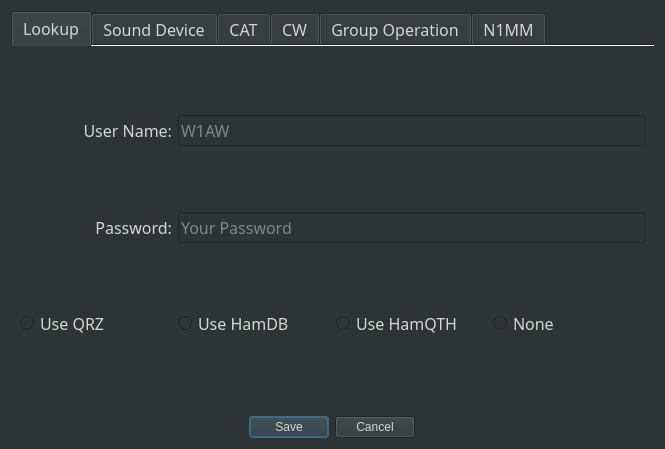
Above: not1mm/data/configuration.ui from mbridak/not1mm before the change. Below: the same form after it.
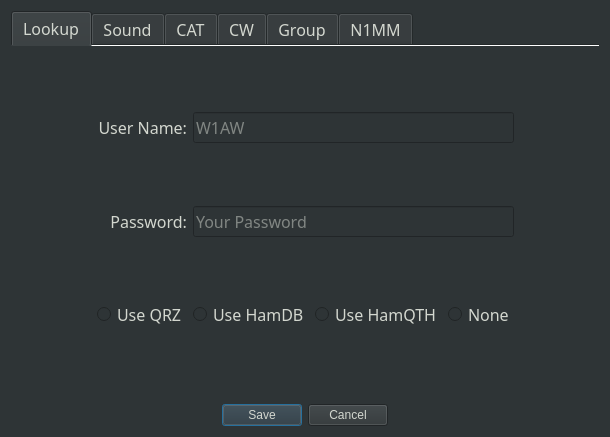
That is the form after the change. The open tabs and pages were chosen to show the change.

```diff
--- a/not1mm/data/configuration.ui
+++ b/not1mm/data/configuration.ui
@@ -6,8 +6,8 @@
    <rect>
     <x>0</x>
     <y>0</y>
-    <width>665</width>
-    <height>449</height>
+    <width>610</width>
+    <height>437</height>
    </rect>
   </property>
   <property name="font">
@@ -23,36 +23,7 @@
 color: rgb(211, 215, 207);</string>
   </property>
   <layout class="QGridLayout" name="gridLayout">
-   <item row="1" column="0" alignment="Qt::AlignHCenter">
-    <widget class="QDialogButtonBox" name="buttonBox">
-     <property name="sizePolicy">
-      <sizepolicy hsizetype="Maximum" vsizetype="Fixed">
-       <horstretch>0</horstretch>
-       <verstretch>0</verstretch>
-      </sizepolicy>
-     </property>
-     <property name="font">
-      <font>
-       <family>JetBrains Mono</family>
-       <pointsize>12</pointsize>
-       <bold>false</bold>
-      </font>
-     </property>
-     <property name="layoutDirection">
-      <enum>Qt::LeftToRight</enum>
-     </property>
-     <property name="orientation">
-      <enum>Qt::Horizontal</enum>
-     </property>
-     <property name="standardButtons">
-      <set>QDialogButtonBox::Cancel|QDialogButtonBox::Save</set>
-     </property>
-     <property name="centerButtons">
-      <bool>true</bool>
-     </property>
-    </widget>
-   </item>
-   <item row="0" column="0">
+   <item row="0" column="1">
     <widget class="QTabWidget" name="tabWidget">
      <property name="enabled">
       <bool>true</bool>
@@ -98,8 +69,27 @@
        <string>Lookup</string>
       </attribute>
       <layout class="QGridLayout" name="gridLayout_2">
-       <item row="0" column="0">
-        <widget class="QLabel" name="label">
+       <item row="2" column="4">
+        <widget class="QRadioButton" name="usehamqth_radioButton">
+         <property name="font">
+          <font>
+           <family>JetBrains Mono</family>
+           <pointsize>12</pointsize>
+          </font>
+         </property>
+         <property name="styleSheet">
+          <string notr="true"/>
+         </property>
+         <property name="text">
+          <string>Use HamQTH</string>
+         </property>
+         <attribute name="buttonGroup">
+          <string notr="true">buttonGroup_2</string>
+         </attribute>
+        </widget>
+       </item>
+       <item row="2" column="1">
+        <widget class="QRadioButton" name="useqrz_radioButton">
          <property name="font">
           <font>
            <family>JetBrains Mono</family>
@@ -107,15 +97,37 @@
            <bold>false</bold>
           </font>
          </property>
+         <property name="autoFillBackground">
+          <bool>false</bool>
+         </property>
+         <property name="styleSheet">
+          <string notr="true"/>
+         </property>
          <property name="text">
-          <string>User Name:</string>
+          <string>Use QRZ</string>
          </property>
-         <property name="alignment">
-          <set>Qt::AlignRight|Qt::AlignTrailing|Qt::AlignVCenter</set>
+         <attribute name="buttonGroup">
+          <string notr="true">buttonGroup_2</string>
+         </attribute>
+        </widget>
+       </item>
+       <item row="2" column="5">
+        <widget class="QRadioButton" name="radioButton_3">
+         <property name="font">
+          <font>
+           <family>JetBrains Mono</family>
+           <pointsize>12</pointsize>
+          </font>
          </property>
+         <property name="text">
+          <string>None</string>
+         </property>
+         <attribute name="buttonGroup">
+          <string notr="true">buttonGroup_2</string>
+         </attribute>
         </widget>
        </item>
-       <item row="0" column="1" colspan="3">
+       <item row="0" column="3" colspan="3">
         <widget class="QLineEdit" name="lookup_user_name_field">
          <property name="font">
           <font>
@@ -132,7 +144,29 @@
          </property>
         </widget>
        </item>
-       <item row="1" column="0">
+       <item row="2" column="3">
+        <widget class="QRadioButton" name="usehamdb_radioButton">
+         <property name="enabled">
+          <bool>false</bool>
+         </property>
+         <property name="font">
+          <font>
+           <family>JetBrains Mono</family>
+           <pointsize>12</pointsize>
+          </font>
+         </property>
+         <property name="styleSheet">
+          <string notr="true"/>
+         </property>
+         <property name="text">
+          <string>Use HamDB</string>
+         </property>
+         <attribute name="buttonGroup">
+          <string notr="true">buttonGroup_2</string>
+         </attribute>
+        </widget>
+       </item>
+       <item row="1" column="1">
         <widget class="QLabel" name="label_2">
          <property name="font">
           <font>
@@ -149,7 +183,24 @@
          </property>
         </widget>
        </item>
-       <item row="1" column="1" colspan="3">
+       <item row="0" column="1">
+        <widget class="QLabel" name="label">
+         <property name="font">
+          <font>
+           <family>JetBrains Mono</family>
+           <pointsize>12</pointsize>
+           <bold>false</bold>
+          </font>
+         </property>
+         <property name="text">
+          <string>User Name:</string>
+         </property>
+         <property name="alignment">
+          <set>Qt::AlignRight|Qt::AlignTrailing|Qt::AlignVCenter</set>
+         </property>
+        </widget>
+       </item>
+       <item row="1" column="3" colspan="3">
         <widget class="QLineEdit" name="lookup_password_field">
          <property name="font">
           <font>
@@ -167,84 +218,30 @@
         </widget>
        </item>
        <item row="2" column="0">
-        <widget class="QRadioButton" name="useqrz_radioButton">
-         <property name="font">
-          <font>
-           <family>JetBrains Mono</family>
-           <pointsize>12</pointsize>
-           <bold>false</bold>
-          </font>
+        <spacer name="horizontalSpacer">
+         <property name="orientation">
+          <enum>Qt::Horizontal</enum>
          </property>
-         <property name="autoFillBackground">
-          <bool>false</bool>
+         <property name="sizeHint" stdset="0">
+          <size>
+           <width>40</width>
+           <height>20</height>
+          </size>
          </property>
-         <property name="styleSheet">
-          <string notr="true"/>
-         </property>
-         <property name="text">
-          <string>Use QRZ</string>
-         </property>
-         <attribute name="buttonGroup">
-          <string notr="true">buttonGroup_2</string>
-         </attribute>
-        </widget>
+        </spacer>
        </item>
-       <item row="2" column="1">
-        <widget class="QRadioButton" name="usehamdb_radioButton">
-         <property name="enabled">
-          <bool>false</bool>
+       <item row="2" column="6">
+        <spacer name="horizontalSpacer_2">
+         <property name="orientation">
+          <enum>Qt::Horizontal</enum>
          </property>
-         <property name="font">
-          <font>
-           <family>JetBrains Mono</family>
-           <pointsize>12</pointsize>
-          </font>
+         <property name="sizeHint" stdset="0">
+          <size>
+           <width>40</width>
+           <height>20</height>
+          </size>
          </property>
-         <property name="styleSheet">
-          <string notr="true"/>
-         </property>
-         <property name="text">
-          <string>Use HamDB</string>
-         </property>
-         <attribute name="buttonGroup">
-          <string notr="true">buttonGroup_2</string>
-         </attribute>
-        </widget>
-       </item>
-       <item row="2" column="2">
-        <widget class="QRadioButton" name="usehamqth_radioButton">
-         <property name="font">
-          <font>
-           <family>JetBrains Mono</family>
-           <pointsize>12</pointsize>
-          </font>
-         </property>
-         <property name="styleSheet">
-          <string notr="true"/>
-         </property>
-         <property name="text">
-          <string>Use HamQTH</string>
-         </property>
-         <attribute name="buttonGroup">
-          <string notr="true">buttonGroup_2</string>
-         </attribute>
-        </widget>
-       </item>
-       <item row="2" column="3">
-        <widget class="QRadioButton" name="radioButton_3">
-         <property name="font">
-          <font>
-           <family>JetBrains Mono</family>
-           <pointsize>12</pointsize>
-          </font>
-         </property>
-         <property name="text">
-          <string>None</string>
-         </property>
-         <attribute name="buttonGroup">
-          <string notr="true">buttonGroup_2</string>
-         </attribute>
-        </widget>
+        </spacer>
        </item>
       </layout>
      </widget>
@@ -259,7 +256,7 @@
        </font>
       </property>
       <attribute name="title">
-       <string>Sound Device</string>
+       <string>Sound</string>
       </attribute>
       <layout class="QGridLayout" name="gridLayout_3">
        <item row="3" column="0">
@@ -614,7 +611,7 @@
        </font>
       </property>
       <attribute name="title">
-       <string>Group Operation</string>
+       <string>Group</string>
       </attribute>
       <layout class="QGridLayout" name="gridLayout_7">
        <item row="0" column="0" colspan="2" alignment="Qt::AlignHCenter">
@@ -949,6 +946,35 @@
      </widget>
     </widget>
    </item>
+   <item row="1" column="1" alignment="Qt::AlignHCenter">
+    <widget class="QDialogButtonBox" name="buttonBox">
+     <property name="sizePolicy">
+      <sizepolicy hsizetype="Maximum" vsizetype="Fixed">
+       <horstretch>0</horstretch>
+       <verstretch>0</verstretch>
+      </sizepolicy>
+     </property>
+     <property name="font">
+      <font>
+       <family>JetBrains Mono</family>
+       <pointsize>12</pointsize>
+       <bold>false</bold>
+      </font>
+     </property>
+     <property name="layoutDirection">
+      <enum>Qt::LeftToRight</enum>
+     </property>
+     <property name="orientation">
+      <enum>Qt::Horizontal</enum>
+     </property>
+     <property name="standardButtons">
+      <set>QDialogButtonBox::Cancel|QDialogButtonBox::Save</set>
+     </property>
+     <property name="centerButtons">
+      <bool>true</bool>
+     </property>
+    </widget>
+   </item>
   </layout>
   <zorder>tabWidget</zorder>
   <zorder>buttonBox</zorder>
```
Left out of the diff: 230 changed lines with no effect on the pictures.
